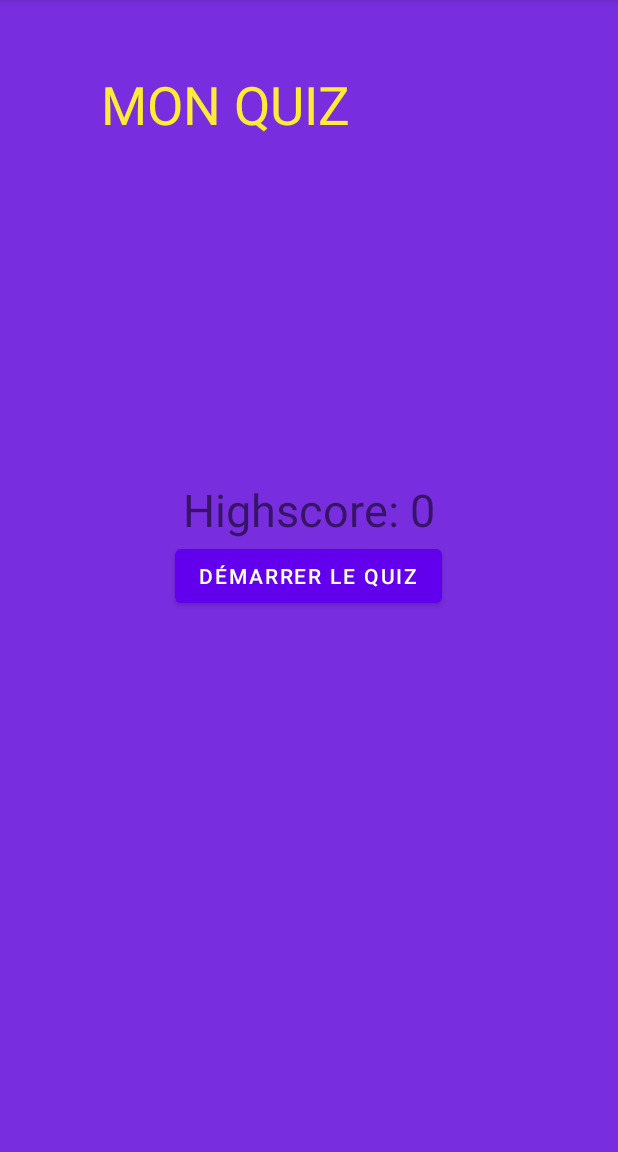
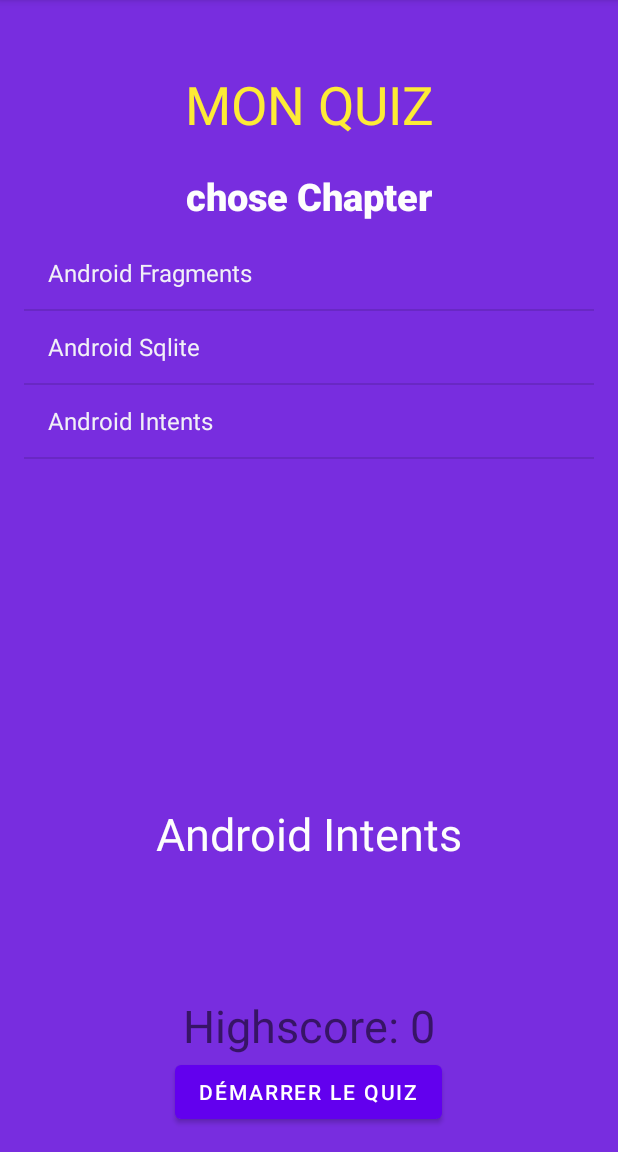
Before and after one commit to ChakiriHoussam/My_app, an Android app: the screen it shows after launch (MainActivity), after a tap on "DÉMARRER LE QUIZ", on a phone screen of 412 x 824 dp, the part 84-1236 px from its top. Run offline under Robolectric (Android 15) with nearby library versions, the phone set to English and light mode, and no system bars; 13 statements that could not run were skipped; 3 other taps on this screen came first.

Commit message:
projet android v3

```diff
--- a/app/build.gradle
+++ b/app/build.gradle
@@ -41,6 +41,7 @@ dependencies {
     implementation 'androidx.appcompat:appcompat:1.2.0'
     implementation 'com.google.android.material:material:1.3.0'
     implementation 'androidx.constraintlayout:constraintlayout:2.0.4'
+    implementation 'androidx.legacy:legacy-support-v4:1.0.0'
     testImplementation 'junit:junit:4.+'
     androidTestImplementation 'androidx.test.ext:junit:1.1.2'
     androidTestImplementation 'androidx.test.espresso:espresso-core:3.3.0'
--- /dev/null
+++ b/app/src/main/java/com/example/DS2/myapplication/Chapter.kt
@@ -0,0 +1,19 @@
+package com.example.DS2.myapplication
+
+class Chapter {
+    var name: String? = null
+
+
+    constructor() {}
+    constructor(
+        name: String?,
+    ) {
+        this.name = name
+
+    }
+
+    @JvmName("getAnswerNr1")
+     fun getName():String? {
+        return name
+    }
+}
--- /dev/null
+++ b/app/src/main/java/com/example/DS2/myapplication/ChapterAdapter.kt
@@ -0,0 +1,24 @@
+package com.example.DS2.myapplication
+
+import android.content.Context
+import android.view.View
+import android.view.ViewGroup
+import android.widget.BaseAdapter
+
+class ChapterAdapter(val context: Context,val chapterList:List<Chapter>):BaseAdapter() {
+    override fun getCount(): Int {
+        return chapterList.size;
+    }
+
+    override fun getItem(position: Int): Any {
+        return chapterList[position]
+    }
+
+    override fun getItemId(position: Int): Long {
+            return position.toLong();
+    }
+
+    override fun getView(position: Int, convertView: View?, parent: ViewGroup?): View? {
+        return null
+    }
+}
--- /dev/null
+++ b/app/src/main/java/com/example/DS2/myapplication/ChapterFragment.kt
@@ -0,0 +1,40 @@
+package com.example.DS2.myapplication
+
+import android.os.Bundle
+import android.view.LayoutInflater
+import android.view.View
+import android.view.ViewGroup
+import android.widget.AdapterView
+import android.widget.ArrayAdapter
+import android.widget.ListView
+import android.widget.Toast
+import androidx.fragment.app.Fragment
+
+
+class ChapterFragment(val iChapterSelected: IChapterSelected) : Fragment() {
+
+    override fun onCreate(savedInstanceState: Bundle?) {
+        super.onCreate(savedInstanceState)
+
+    }
+
+    lateinit var chapterList:List<String?>
+    override fun onCreateView(
+        inflater: LayoutInflater, container: ViewGroup?,
+        savedInstanceState: Bundle?
+    ): View? {
+        // Inflate the layout for this fragment
+        val view =  inflater.inflate(R.layout.fragment_chapter, container, false)
+        val listView = view.findViewById<ListView>(R.id.lvChapters)
+        val dbHelper = QuizDbHelper(activity)
+        chapterList = dbHelper.allChapter;
+        val adapter = ArrayAdapter(activity!!.applicationContext, android.R.layout.simple_list_item_1, chapterList)
+        listView.adapter = adapter
+        listView.onItemClickListener = AdapterView.OnItemClickListener { parent, view, position, id ->
+            // This is your listview's selected item
+            iChapterSelected.selectedChapter(chapterList[position]);
+            Toast.makeText(activity, chapterList[position], Toast.LENGTH_SHORT).show()
+        }
+        return view;
+    }
+}
--- /dev/null
+++ b/app/src/main/java/com/example/DS2/myapplication/IChapterSelected.kt
@@ -0,0 +1,5 @@
+package com.example.DS2.myapplication
+
+interface IChapterSelected {
+    fun selectedChapter(name:String?)
+}
--- a/app/src/main/java/com/example/DS2/myapplication/MainActivity.kt
+++ b/app/src/main/java/com/example/DS2/myapplication/MainActivity.kt
@@ -13,11 +13,13 @@ import kotlinx.android.synthetic.main.activity_quize.*
 import java.util.*
 
 
-class MainActivity : AppCompatActivity() {
+class MainActivity : AppCompatActivity(), IChapterSelected {
     private val REQUEST_CODE_QUIZ = 1
     val SHARED_PREFS = "sharedPrefs"
     val KEY_HIGHSCORE = "keyHighscore"
     private var textViewHighscore: TextView? = null
+    private var textViewChapteName: TextView? = null
+
     private var highscore = 0
 
     override fun onCreate(savedInstanceState: Bundle?) {
@@ -25,13 +27,22 @@ class MainActivity : AppCompatActivity() {
         setContentView(R.layout.activity_main)
 
         textViewHighscore=findViewById(R.id.text_view_highscore)
+        textViewChapteName=findViewById(R.id.txt_chapter_name)
+
+        supportFragmentManager.beginTransaction().add(R.id.fragmentHolder,ChapterFragment(this)).commit();
         loadHighscore()
+
         val buttonStartQuiz = findViewById<Button>(R.id.button_start_quiz)
         buttonStartQuiz.setOnClickListener { startQuiz() }
     }
 
     private fun startQuiz() {
+        if(txt_chapter_name.text==="Select Chapter."){
+            Toast.makeText(this, "Please Select Chapter First", Toast.LENGTH_SHORT).show()
+            return
+        }
         val intent = Intent(this@MainActivity, Quize::class.java)
+        intent.putExtra("CHAPTER_NAME",txt_chapter_name.text)
         startActivityForResult(intent, REQUEST_CODE_QUIZ)
     }
 
@@ -64,5 +75,9 @@ class MainActivity : AppCompatActivity() {
         editor.apply()
     }
 
+    override fun selectedChapter(name: String?) {
+        textViewChapteName?.text  = name;
+    }
+
 
 }
--- a/app/src/main/java/com/example/DS2/myapplication/Question.kt
+++ b/app/src/main/java/com/example/DS2/myapplication/Question.kt
@@ -5,6 +5,8 @@ class Question {
     var option1: String? = null
     var option2: String? = null
     var option3: String? = null
+    var chapterId: String? = null
+
     var answerNr = 0
 
     constructor() {}
@@ -13,12 +15,15 @@ class Question {
         option1: String?,
         option2: String?,
         option3: String?,
-        answerNr: Int
-    ) {
+        answerNr: Int,
+        chapterId: String?
+
+        ) {
         this.question = question
         this.option1 = option1
         this.option2 = option2
         this.option3 = option3
+        this.chapterId = chapterId
         this.answerNr = answerNr
     }
 
--- a/app/src/main/java/com/example/DS2/myapplication/QuizContract.kt
+++ b/app/src/main/java/com/example/DS2/myapplication/QuizContract.kt
@@ -8,9 +8,15 @@ class QuizContract private constructor() {
         const val TABLE_NAME = "quiz_questions"
         //const val COLUMN_ID ="id"
         const val COLUMN_QUESTION = "question"
+        const val COLUMN_CHAPTER = "chapterId"
         const val COLUMN_OPTION1 = "option1"
         const val COLUMN_OPTION2 = "option2"
         const val COLUMN_OPTION3 = "option3"
         const val COLUMN_ANSWER_NR = "answer_nr"
     }
+    object ChapterTable : BaseColumns {
+        const val TABLE_NAME = "chapter"
+        //const val COLUMN_ID ="id"
+        const val COLUMN_NAME = "Name"
+    }
 }
--- a/app/src/main/java/com/example/DS2/myapplication/QuizDbHelper.kt
+++ b/app/src/main/java/com/example/DS2/myapplication/QuizDbHelper.kt
@@ -19,32 +19,51 @@ class QuizDbHelper(context: Context?) :
 
                 "${BaseColumns._ID} integer PRIMARY KEY autoincrement,"+
                 "${QuestionsTable.COLUMN_QUESTION}  TEXT, " +
+                "${QuestionsTable.COLUMN_CHAPTER } TEXT, " +
                 "${QuestionsTable.COLUMN_OPTION1 } TEXT, " +
                 "${QuestionsTable.COLUMN_OPTION2 }   TEXT, " +
                 "${QuestionsTable.COLUMN_OPTION3 }  TEXT, " +
                 "${QuestionsTable.COLUMN_ANSWER_NR}  INTEGER" +
                 ")"
+        val SQL_CREATE_CHAPTER_TABLE = "CREATE TABLE " +
+                QuizContract.ChapterTable.TABLE_NAME + " ( " +
 
+                "${BaseColumns._ID} integer PRIMARY KEY autoincrement,"+
+                "${QuizContract.ChapterTable.COLUMN_NAME}  TEXT " +
+                ")"
         db.execSQL(SQL_CREATE_QUESTIONS_TABLE)
+        db.execSQL(SQL_CREATE_CHAPTER_TABLE)
+
         fillQuestionsTable()
+        fillChapterTable();
     }
 
     override fun onUpgrade(db: SQLiteDatabase, oldVersion: Int, newVersion: Int) {
         db.execSQL("DROP TABLE IF EXISTS " + QuestionsTable.TABLE_NAME)
+        db.execSQL("DROP TABLE IF EXISTS " +  QuizContract.ChapterTable.TABLE_NAME)
         onCreate(db)
     }
 
     private fun fillQuestionsTable() {
-        val q1 = Question("A is correct", "A", "B", "C", 1)
+        val q1 = Question("A is correct", "A", "B", "C", 1,"Android Fragments")
         addQuestion(q1)
-        val q2 = Question("B is correct", "A", "B", "C", 2)
+        val q2 = Question("B is correct", "A", "B", "C", 2,"Android Fragments")
         addQuestion(q2)
-        val q3 = Question("C is correct", "A", "B", "C", 3)
+        val q3 = Question("C is correct", "A", "B", "C", 3,"Android Intents")
         addQuestion(q3)
-        val q4 = Question("A is correct again", "A", "B", "C", 1)
+        val q4 = Question("A is correct again", "A", "B", "C", 1,"Android Intents")
         addQuestion(q4)
-        val q5 = Question("B is correct again", "A", "B", "C", 2396+)
+        val q5 = Question("B is correct again", "A", "B", "C", 2,"Android Sqlite")
         addQuestion(q5)
+    }
+
+    private fun fillChapterTable() {
+        val c1 = Chapter("Android Fragments")
+        val c2 = Chapter("Android Sqlite")
+        val c3 = Chapter("Android Intents")
+        addChapter(c1)
+        addChapter(c2)
+        addChapter(c3)
     }
 
     private fun addQuestion(question: Question) {
@@ -54,7 +73,14 @@ class QuizDbHelper(context: Context?) :
         cv.put(QuestionsTable.COLUMN_OPTION2, question.option2)
         cv.put(QuestionsTable.COLUMN_OPTION3, question.option3)
         cv.put(QuestionsTable.COLUMN_ANSWER_NR, question.answerNr)
+        cv.put(QuestionsTable.COLUMN_CHAPTER, question.chapterId)
+
         db!!.insert(QuestionsTable.TABLE_NAME, null, cv)
+    }
+    private fun addChapter(chapter: Chapter) {
+        val cv = ContentValues()
+        cv.put( QuizContract.ChapterTable.COLUMN_NAME, chapter.name)
+        db!!.insert( QuizContract.ChapterTable.TABLE_NAME, null, cv)
     }
 
     val allQuestions: List<Question>
@@ -72,6 +98,7 @@ class QuizDbHelper(context: Context?) :
                     question.option2 = c.getString(c.getColumnIndex(QuizContract.QuestionsTable.COLUMN_OPTION2))
                     question.option3 = c.getString(c.getColumnIndex(QuizContract.QuestionsTable.COLUMN_OPTION3))
                     question.answerNr = c.getInt(c.getColumnIndex(QuizContract.QuestionsTable.COLUMN_ANSWER_NR))
+                    question.chapterId = c.getString(c.getColumnIndex(QuizContract.QuestionsTable.COLUMN_CHAPTER))
                     questionList.add(question)
                 } while (c.moveToNext())
             }
@@ -79,9 +106,47 @@ class QuizDbHelper(context: Context?) :
             return questionList
         }
 
+    fun getQuestionsBasedOnChapter(chapterId:String?):List<Question>{
+        val questionList: MutableList<Question> = ArrayList()
+
+        val  db = readableDatabase
+        val query = "SELECT * FROM " + QuizContract.QuestionsTable.TABLE_NAME+" where "+QuizContract.QuestionsTable.COLUMN_CHAPTER+" = '"+chapterId+"'"
+        val c = db.rawQuery(query, null)
+        if (c.moveToFirst()) {
+            do {
+                val question = Question()
+                question.question =
+                    c.getString(c.getColumnIndex(QuizContract.QuestionsTable.COLUMN_QUESTION))
+                question.option1 = c.getString(c.getColumnIndex(QuizContract.QuestionsTable.COLUMN_OPTION1))
+                question.option2 = c.getString(c.getColumnIndex(QuizContract.QuestionsTable.COLUMN_OPTION2))
+                question.option3 = c.getString(c.getColumnIndex(QuizContract.QuestionsTable.COLUMN_OPTION3))
+                question.answerNr = c.getInt(c.getColumnIndex(QuizContract.QuestionsTable.COLUMN_ANSWER_NR))
+                question.chapterId = c.getString(c.getColumnIndex(QuizContract.QuestionsTable.COLUMN_CHAPTER))
+                questionList.add(question)
+            } while (c.moveToNext())
+        }
+        c.close()
+        return questionList
+    }
+    val allChapter: List<String?>
+        get() {
+            val chapterList: MutableList<String?> = ArrayList()
+            val  db = readableDatabase
+            val c = db.rawQuery("SELECT * FROM " + QuizContract.ChapterTable.TABLE_NAME, null)
+            if (c.moveToFirst()) {
+                do {
+                    val chapter = Chapter()
+                    chapter.name = c.getString(c.getColumnIndex(QuizContract.ChapterTable.COLUMN_NAME))
+                    chapterList.add(chapter.name)
+                } while (c.moveToNext())
+            }
+            c.close()
+            return chapterList
+        }
+
     companion object {
         private const val DATABASE_NAME = "MyAwesomeQuiz.db"
-        private const val DATABASE_VERSION = 9
+        private const val DATABASE_VERSION = 11
 
     }
 }
--- a/app/src/main/java/com/example/DS2/myapplication/Quize.kt
+++ b/app/src/main/java/com/example/DS2/myapplication/Quize.kt
@@ -59,7 +59,8 @@ public  class Quize: AppCompatActivity() {
         textColorDefaultRb=this.rb1?.textColors
 
         val dbHelper = QuizDbHelper(this)
-        questionList = dbHelper.allQuestions;
+        val chapterName = intent.getStringExtra("CHAPTER_NAME");
+        questionList = dbHelper.getQuestionsBasedOnChapter(chapterName);
         questionCountTotal= questionList!!.size
 
 
@@ -110,14 +111,14 @@ public  class Quize: AppCompatActivity() {
 
     private fun checkAnswer() {
         answered = true
-        val rbSelected =radio_group.checkedRadioButtonId
-        //val answerNr = rbGroup?.indexOfChild(rbSelected)?.plus(1)
-        val answerNr=radio_group.indexOfChild(rbSelected).plus(1)
+        val rbSelectedId =radio_group.checkedRadioButtonId
+        val rb = findViewById<RadioButton>(rbSelectedId);
+        val answerNr=radio_group.indexOfChild(rb)+1;
         if (answerNr == currentQuestion?.getAnswerNr())
         {
             score++
             //textViewScore?.setText("Score: " + score)
-            text_view_score.setText("Score : " + score)
+            text_view_score.text = "Score : " + score
         }
         showSolution()
     }
@@ -164,10 +165,10 @@ public  class Quize: AppCompatActivity() {
 
 }
 
-private fun Any.indexOfChild(rbSelected: Int): Int {
-    return 0
-
-}
+//private fun Any.indexOfChild(rbSelected: Int): Int {
+//    return 0
+//
+//}
 
 //private fun RadioGroup.indexOfChild(rbSelected: Int): Int {
     //return 0
--- a/app/src/main/res/layout/activity_main.xml
+++ b/app/src/main/res/layout/activity_main.xml
@@ -11,12 +11,29 @@
     <TextView
         android:layout_width="277dp"
         android:layout_height="wrap_content"
-        android:layout_centerHorizontal="true"
         android:layout_marginTop="30dp"
         android:text="MON QUIZ"
+        android:id="@+id/txtMonQuize"
+        android:textAlignment="center"
+        android:layout_centerHorizontal="true"
         android:textColor="#FCFFEE34"
         android:textSize="35sp" />
-
+    <FrameLayout
+        android:id="@+id/fragmentHolder"
+        android:layout_width="match_parent"
+        android:layout_height="400dp"
+        android:layout_marginTop="10dp"
+        android:layout_below="@+id/txtMonQuize" />
+    <TextView
+        android:id="@+id/txt_chapter_name"
+        android:layout_width="wrap_content"
+        android:layout_height="wrap_content"
+        android:layout_below="@id/fragmentHolder"
+        android:layout_centerHorizontal="true"
+        android:layout_marginTop="32dp"
+        android:text="Select Chapter."
+        android:textColor="#FDFDFD"
+        android:textSize="30sp" />
     <TextView
         android:id="@+id/text_view_highscore"
         android:layout_width="wrap_content"
@@ -31,7 +48,8 @@
         android:id="@+id/button_start_quiz"
         android:layout_width="wrap_content"
         android:layout_height="wrap_content"
-        android:layout_centerInParent="true"
+        android:layout_alignParentBottom="true"
+        android:layout_centerHorizontal="true"
         android:text="Démarrer le Quiz" />
 
 
--- /dev/null
+++ b/app/src/main/res/layout/fragment_chapter.xml
@@ -0,0 +1,29 @@
+<?xml version="1.0" encoding="utf-8"?>
+<LinearLayout xmlns:android="http://schemas.android.com/apk/res/android"
+    xmlns:tools="http://schemas.android.com/tools"
+    android:layout_width="match_parent"
+    android:layout_height="match_parent"
+    android:background="#782DDF"
+    android:orientation="vertical"
+    tools:context=".ChapterFragment">
+
+    <!-- TODO: Update blank fragment layout -->
+    <TextView
+        android:layout_width="wrap_content"
+        android:layout_height="wrap_content"
+        android:text="chose Chapter"
+        android:textColor="#FDFDFD"
+        android:layout_marginTop="10dp"
+        android:layout_gravity="center"
+        android:layout_marginBottom="10dp"
+        android:textSize="25sp"
+        android:fontFamily="sans-serif-black"/>
+    <ListView
+        android:id="@+id/lvChapters"
+        android:layout_width="match_parent"
+        android:layout_height="match_parent">
+
+    </ListView>
+
+
+</LinearLayout>
--- a/app/src/main/res/values/strings.xml
+++ b/app/src/main/res/values/strings.xml
@@ -1,3 +1,5 @@
 <resources>
     <string name="app_name">My Application</string>
+    <!-- TODO: Remove or change this placeholder text -->
+    <string name="hello_blank_fragment">Hello blank fragment</string>
 </resources>
```
